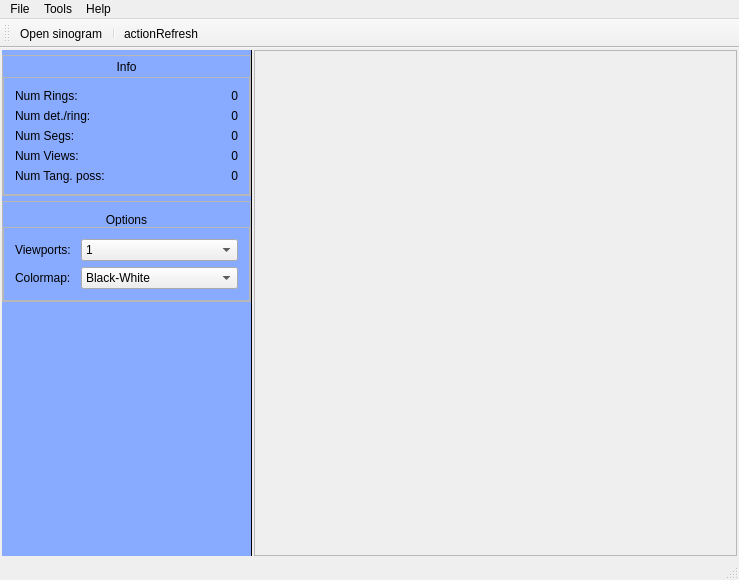
Old version of the form mainwindow.ui in the repository NikEfth/PPDD.
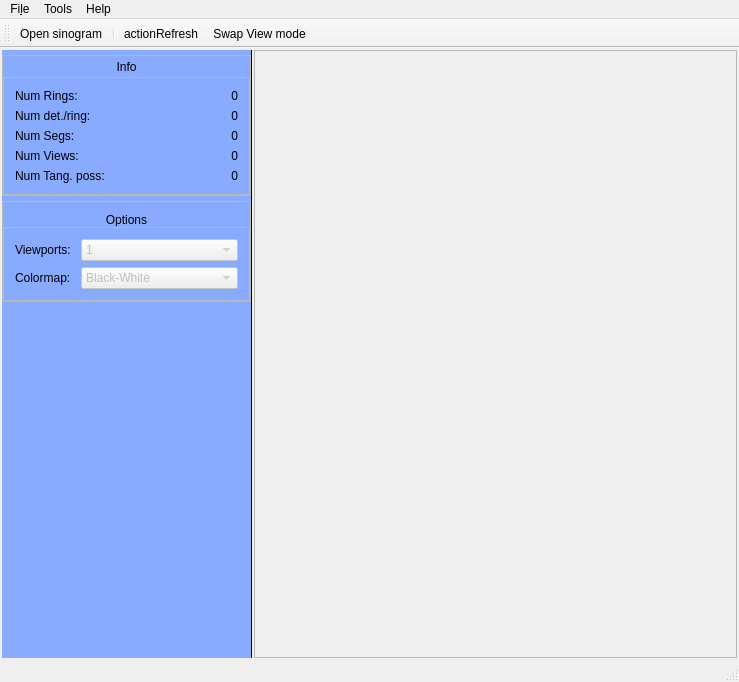
New version of the form. Icons and pictures are not drawn.

```diff
--- a/mainwindow.ui
+++ b/mainwindow.ui
@@ -7,7 +7,7 @@
     <x>0</x>
     <y>0</y>
     <width>739</width>
-    <height>580</height>
+    <height>682</height>
    </rect>
   </property>
   <property name="sizePolicy">
@@ -324,6 +324,9 @@
              </item>
              <item row="0" column="1">
               <widget class="QComboBox" name="cmb_num_viewports">
+               <property name="enabled">
+                <bool>false</bool>
+               </property>
                <property name="sizeAdjustPolicy">
                 <enum>QComboBox::AdjustToContents</enum>
                </property>
@@ -351,6 +354,9 @@
              </item>
              <item row="1" column="1">
               <widget class="QComboBox" name="cmb_colormap">
+               <property name="enabled">
+                <bool>false</bool>
+               </property>
                <item>
                 <property name="text">
                  <string>Black-White</string>
@@ -425,12 +431,12 @@
      <x>0</x>
      <y>0</y>
      <width>739</width>
-     <height>25</height>
+     <height>23</height>
     </rect>
    </property>
    <widget class="QMenu" name="menuFile">
     <property name="title">
-     <string>File</string>
+     <string>Fi&amp;le</string>
     </property>
     <addaction name="separator"/>
     <addaction name="actionOpen_sinogram"/>
@@ -462,6 +468,7 @@
    <addaction name="actionOpen_sinogram"/>
    <addaction name="separator"/>
    <addaction name="actionactionRefresh"/>
+   <addaction name="actionSwap_View_mode"/>
   </widget>
   <widget class="QStatusBar" name="statusBar"/>
   <action name="actionOpen_sinogram">
@@ -470,7 +477,7 @@
      <normaloff>.</normaloff>.</iconset>
    </property>
    <property name="text">
-    <string>Open sinogram</string>
+    <string>&amp;Open sinogram</string>
    </property>
   </action>
   <action name="actionAbout">
@@ -502,7 +509,15 @@
   </action>
   <action name="actionContrast">
    <property name="text">
-    <string>Contrast</string>
+    <string>&amp;Contrast</string>
+   </property>
+  </action>
+  <action name="actionSwap_View_mode">
+   <property name="icon">
+    <iconset theme="exchange-positions"/>
+   </property>
+   <property name="text">
+    <string>Swap View mode</string>
    </property>
   </action>
  </widget>
```
Left out of the diff: 9 changed lines with no effect on the pictures.
